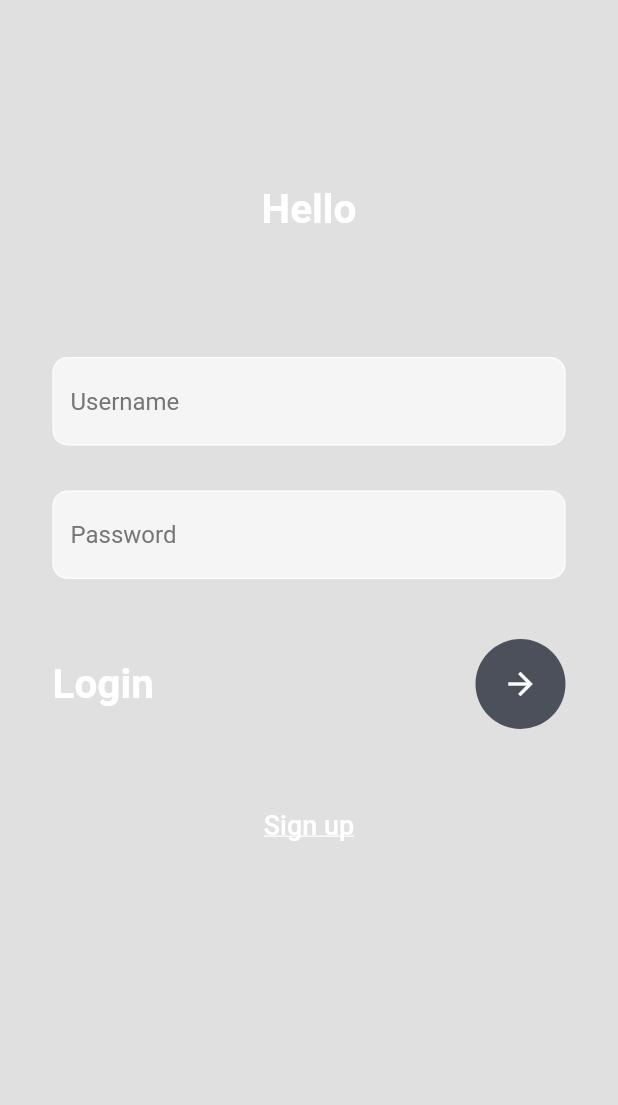
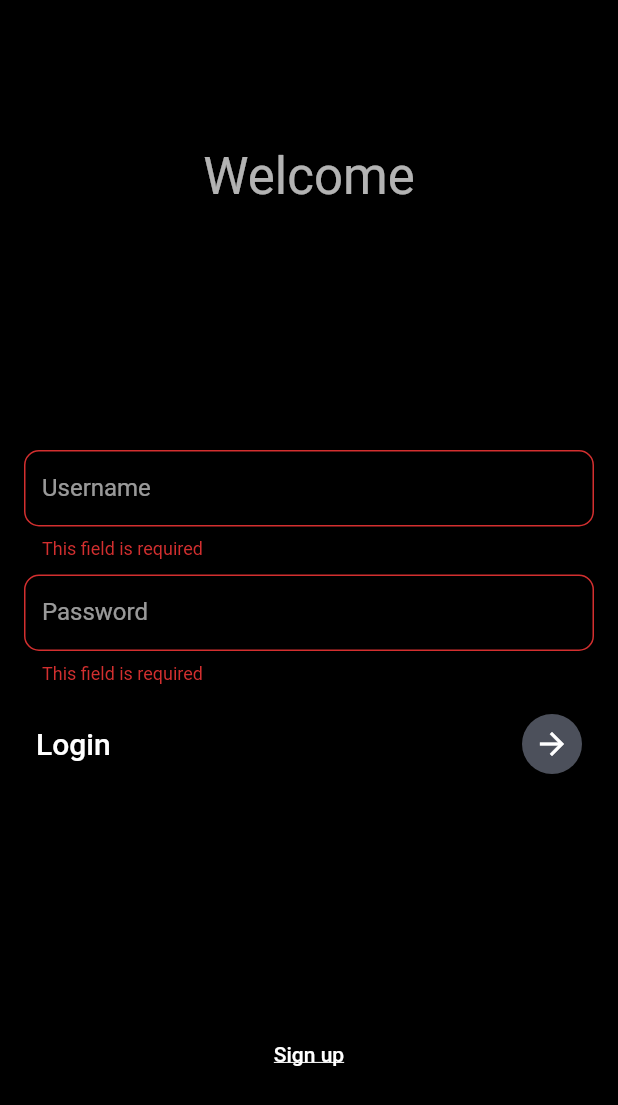
Before and after one commit to hubble459/wuxia, a Flutter app: the screen it shows after launch, after a tap on the "arrow forward" icon, on a phone screen of 412 x 824 dp. Shown: the top 1105 px of the screen. Run offline on Flutter 3.47's test engine with Material 2 defaults, Android fonts, the phone set to English and light mode, and no system bars; our stand-ins replace cached_network_image, fixnum, flutter_i18n, flutter_secure_storage, fluttertoast, infinite_scroll_pagination and 3 more; missing offline and left inert: grpc, protobuf; accounts and stored records are empty; statements that could not run were skipped.

Commit message:
redit theme and login

```diff
--- a/assets/flutter_i18n/en.yaml
+++ b/assets/flutter_i18n/en.yaml
@@ -10,9 +10,10 @@ login:
   forgot_password: Forgot password
   sign_up: Sign up
   username: Username
-  welcome: Hello
+  welcome: Welcome
   confirm_password: Confirm Password
   password_not_match: Passwords do not match
+  email: Email
 search:
   no_results: No search results
   search_reading: Search Reading
@@ -36,7 +37,7 @@ details:
   finished: Finished
   unknown: Unknown
   alt_titles: Alternative Titles
-error: 'Error: {error}'
+error: "Error: {error}"
 chapter:
   goto_top: Scroll to top
   goto_bottom: Scroll to bottom
--- /dev/null
+++ b/lib/constant.dart
@@ -0,0 +1,6 @@
+import 'package:flutter/material.dart';
+
+class Constants {
+  static const double padding = 10.0;
+  static const Radius radius = Radius.circular(10.0);
+}
--- a/lib/main.dart
+++ b/lib/main.dart
@@ -5,7 +5,6 @@ import 'package:flutter_i18n/flutter_i18n.dart';
 import 'package:flutter_localizations/flutter_localizations.dart';
 import 'package:wuxia/gen/manga.pb.dart';
 import 'package:wuxia/screen/login_screen.dart';
-import 'package:wuxia/screen/register_screen.dart';
 import 'package:wuxia/screen/root_nav_screen.dart';
 import 'package:wuxia/screen/settings_screen.dart';
 import 'package:wuxia/screen/splash_screen.dart';
@@ -48,29 +47,23 @@ class MyApp extends StatelessWidget {
       home: const SplashScreen(),
       routes: {
         'login': (context) => const LoginScreen(),
-        'register': (context) => const RegisterScreen(),
+        // 'register': (context) => const RegisterScreen(),
         'root_nav': (context) => const RootNavScreen(),
         'settings': (context) => const SettingsScreen(),
       },
       themeMode: ThemeMode.dark,
-      theme: ThemeData.from(
-        colorScheme: ColorScheme.fromSwatch(
-          primarySwatch: Colors.blue,
-          cardColor: Colors.white,
-          accentColor: Colors.tealAccent,
-          backgroundColor: Colors.white,
+      theme: ThemeData.light(),
+      darkTheme: ThemeData(
+        scaffoldBackgroundColor: Colors.black,
+        brightness: Brightness.dark,
+        inputDecorationTheme: const InputDecorationTheme(
+          isDense: true,
+          floatingLabelBehavior: FloatingLabelBehavior.auto,
+          floatingLabelStyle: TextStyle(color: Colors.white),
+          border: OutlineInputBorder(borderRadius: BorderRadius.all(Radius.circular(10.0))),
         ),
       ),
-      darkTheme: ThemeData.from(
-        colorScheme: ColorScheme.fromSwatch(
-          primarySwatch: Colors.deepPurple,
-          accentColor: Colors.deepOrange,
-          backgroundColor: Colors.black87,
-          cardColor: Colors.black12,
-          brightness: Brightness.dark,
-          primaryColorDark: Colors.deepOrangeAccent,
-        ),
-      ),
+      themeAnimationCurve: Curves.bounceInOut,
     );
   }
 }
--- a/lib/screen/login_screen.dart
+++ b/lib/screen/login_screen.dart
@@ -4,6 +4,7 @@ import 'package:flutter_secure_storage/flutter_secure_storage.dart';
 import 'package:grpc/grpc.dart';
 import 'package:shared_preferences/shared_preferences.dart';
 import 'package:wuxia/api.dart';
+import 'package:wuxia/constant.dart';
 import 'package:wuxia/gen/user.pb.dart';
 
 class LoginScreen extends StatefulWidget {
@@ -14,49 +15,61 @@ class LoginScreen extends StatefulWidget {
 }
 
 class _LoginScreenState extends State<LoginScreen> {
+  final fkLogin = GlobalKey<FormState>();
   final uController = TextEditingController();
+  final eController = TextEditingController();
   final pController = TextEditingController();
+  final cController = TextEditingController();
+  bool isLogin = true;
 
-  String? uError;
-  String? pError;
+  String? error;
 
   @override
   void initState() {
+    if (isLogin) {
       SharedPreferences.getInstance().then((instance) async {
         final uname = instance.getString('username');
         uController.text = uname ?? '';
       });
+    }
     super.initState();
   }
 
   @override
   void dispose() {
     uController.dispose();
+    eController.dispose();
     pController.dispose();
+    cController.dispose();
     super.dispose();
   }
 
-  void _login() async {
-    final instance = await SharedPreferences.getInstance();
-    final String username = uController.text;
-    final String password = pController.text;
-    instance.setString('username', username);
+  void login() async {
+    final invalid = !fkLogin.currentState!.validate();
+    if (invalid) {
+      return;
+    }
+
+    final username = uController.text;
+    final password = pController.text;
+
     try {
       final user = await api.user.login(UserRequest(
         username: username,
         password: password,
       ));
+      SharedPreferences.getInstance().then((instance) => instance.setString('username', username));
+
       API.token = user.token;
       await const FlutterSecureStorage().write(key: 'token', value: user.token);
 
-      print(user.token);
       if (!mounted) {
         return;
       }
       Navigator.of(context).pushReplacementNamed('root_nav');
     } catch (e) {
       if (e is GrpcError) {
-        pError = e.message;
+        error = e.message;
       }
 
       setState(() {
@@ -65,114 +78,135 @@ class _LoginScreenState extends State<LoginScreen> {
     }
   }
 
+  void register() async {
+    final invalid = !fkLogin.currentState!.validate();
+    if (invalid) {
+      return;
+    }
+
+    final String username = uController.text;
+    final String email = eController.text;
+    final String password = pController.text;
+    final String confirmPassword = cController.text;
+
+    if (password != confirmPassword) {
+      error = FlutterI18n.translate(context, 'login.password_not_match');
+      setState(() {});
+    }
+
+    try {
+      await api.user.register(UserRegisterRequest(
+        username: username,
+        email: email,
+        password: password,
+      ));
+      if (!mounted) {
+        return;
+      }
+      Navigator.of(context).pushReplacementNamed('root_nav');
+    } catch (e) {
+      if (e is GrpcError) {
+        setState(() {
+          error = e.message;
+        });
+      }
+    }
+  }
+
+  String? requiredField(String? value) {
+    return value != null && value.isNotEmpty ? null : 'This field is required';
+  }
+
   @override
   Widget build(BuildContext context) {
-    return Scaffold(
-      body: SingleChildScrollView(
+    return SafeArea(
+      child: Scaffold(
+        extendBody: true,
+        body: CustomScrollView(
+          slivers: [
+            SliverFillRemaining(
+              hasScrollBody: false,
+              child: Padding(
+                padding: const EdgeInsets.all(16.0),
+                child: Column(
+                  mainAxisSize: MainAxisSize.max,
+                  mainAxisAlignment: MainAxisAlignment.spaceAround,
+                  children: [
+                    Text(
+                      FlutterI18n.translate(context, isLogin ? 'login.welcome' : 'login.sign_up'),
+                      style: Theme.of(context).textTheme.headlineMedium,
+                    ),
+                    Form(
+                      key: fkLogin,
                       child: Column(
                         children: [
-            Container(
-              padding: EdgeInsets.only(top: MediaQuery.of(context).size.height * 0.15),
-              child: Text(
-                FlutterI18n.translate(context, 'login.welcome'),
-                style: const TextStyle(
-                  fontSize: 27,
-                  fontWeight: FontWeight.bold,
-                ),
-              ),
-            ),
-            Container(
-              padding: EdgeInsets.only(top: MediaQuery.of(context).size.height * 0.10),
-              child: Column(
-                crossAxisAlignment: CrossAxisAlignment.start,
-                children: [
-                  Container(
-                    margin: const EdgeInsets.only(left: 35, right: 35),
-                    child: Column(
-                      children: [
-                        TextField(
-                          style: const TextStyle(color: Colors.black),
+                          TextFormField(
+                            validator: requiredField,
                             controller: uController,
                             textInputAction: TextInputAction.next,
                             decoration: InputDecoration(
-                              errorText: uError,
-                              fillColor: Colors.grey.shade100,
-                              filled: true,
-                              hintText: FlutterI18n.translate(context, 'login.username'),
-                              hintStyle: TextStyle(color: Colors.grey.shade600),
-                              border: OutlineInputBorder(
-                                borderRadius: BorderRadius.circular(10),
-                              )),
+                              label: I18nText('login.username'),
                             ),
+                          ),
+                          ...(isLogin
+                              ? []
+                              : [
                                   const SizedBox(
-                          height: 30,
+                                    height: Constants.padding,
                                   ),
-                        TextField(
-                          style: const TextStyle(color: Colors.black),
+                                  TextFormField(
+                                    validator: requiredField,
+                                    controller: eController,
+                                    textInputAction: TextInputAction.next,
+                                    decoration: InputDecoration(
+                                      label: I18nText('login.email'),
+                                    ),
+                                  ),
+                                ]),
+                          const SizedBox(height: Constants.padding),
+                          TextFormField(
+                            obscureText: true,
+                            validator: requiredField,
+                            textInputAction: isLogin ? TextInputAction.done : TextInputAction.next,
+                            onFieldSubmitted: (password) => login(),
+                            controller: pController,
+                            decoration: InputDecoration(
+                              label: I18nText('login.password'),
+                            ),
+                          ),
+                          ...(isLogin
+                              ? []
+                              : [
+                                  const SizedBox(height: Constants.padding),
+                                  TextFormField(
+                                    validator: requiredField,
                                     obscureText: true,
                                     textInputAction: TextInputAction.done,
-                          onSubmitted: (password) => _login(),
-                          controller: pController,
+                                    onFieldSubmitted: (password) => register(),
+                                    controller: cController,
                                     decoration: InputDecoration(
-                              errorText: pError,
-                              fillColor: Colors.grey.shade100,
-                              filled: true,
-                              hintText: FlutterI18n.translate(
-                                context,
-                                'login.password',
+                                      label: I18nText('login.confirm_password'),
                                     ),
-                              hintStyle: TextStyle(color: Colors.grey.shade600),
-                              border: OutlineInputBorder(
-                                borderRadius: BorderRadius.circular(10),
-                              )),
-                        ),
-                        const SizedBox(
-                          height: 40,
-                        ),
-                        Row(
+                                  )
+                                ]),
+                          const SizedBox(height: 20),
+                          Padding(
+                            padding: const EdgeInsets.symmetric(horizontal: 8.0),
+                            child: Row(
                               mainAxisAlignment: MainAxisAlignment.spaceBetween,
                               children: [
                                 Text(
-                              FlutterI18n.translate(context, 'login.title'),
-                              style: const TextStyle(
-                                fontSize: 27,
-                                fontWeight: FontWeight.w700,
-                              ),
+                                  FlutterI18n.translate(context, isLogin ? 'login.title' : 'login.sign_up'),
+                                  style: Theme.of(context).textTheme.titleLarge,
                                 ),
                                 CircleAvatar(
-                              radius: 30,
                                   backgroundColor: const Color(0xff4c505b),
                                   child: IconButton(
                                     color: Colors.white,
-                                onPressed: _login,
+                                    onPressed: isLogin ? login : register,
                                     icon: const Icon(
                                       Icons.arrow_forward,
                                     ),
-                              ),
-                            ),
-                          ],
-                        ),
-                        const SizedBox(
-                          height: 40,
-                        ),
-                        Center(
-                          child: TextButton(
-                            onPressed: () {
-                              Navigator.pushReplacementNamed(context, 'register');
-                            },
-                            style: const ButtonStyle(),
-                            child: Text(
-                              FlutterI18n.translate(context, 'login.sign_up'),
-                              textAlign: TextAlign.left,
-                              style: const TextStyle(
-                                decoration: TextDecoration.underline,
-                                color: Colors.white,
-                                fontSize: 18,
-                              ),
-                            ),
-                          ),
-                        )
-                      ],
                                   ),
                                 ),
                               ],
@@ -181,6 +215,26 @@ class _LoginScreenState extends State<LoginScreen> {
                         ],
                       ),
                     ),
+                    Center(
+                      child: TextButton(
+                        onPressed: () => setState(() => isLogin = !isLogin),
+                        style: const ButtonStyle(),
+                        child: Text(
+                          FlutterI18n.translate(context, isLogin ? 'login.sign_up' : 'login.title'),
+                          textAlign: TextAlign.left,
+                          style: Theme.of(context).textTheme.bodyLarge!.copyWith(
+                                decoration: TextDecoration.underline,
+                              ),
+                        ),
+                      ),
+                    ),
+                  ],
+                ),
+              ),
+            )
+          ],
+        ),
+      ),
     );
   }
 }
--- /dev/null
+++ b/lib/util/validator_builder.dart
@@ -0,0 +1,9 @@
+class ValidatorBuilder {
+  ValidatorBuilder required() {
+    return this;
+  }
+
+  build() {
+    return (String? value) {};
+  }
+}
```
Also changed, not shown: lib/json_converters.dart (deleted, +0 -72 lines), lib/screen/register_screen.dart (+149 -174 lines), pubspec.lock. Lines whose indentation alone changed are shown as unchanged.
